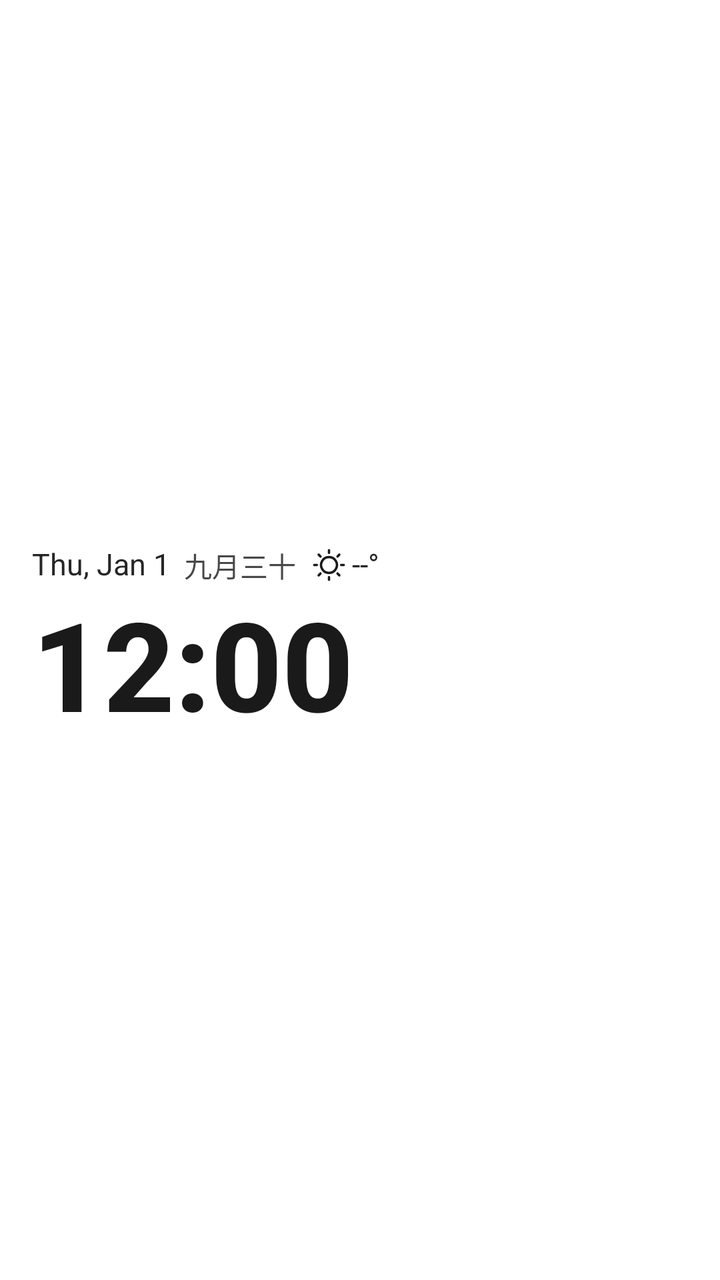
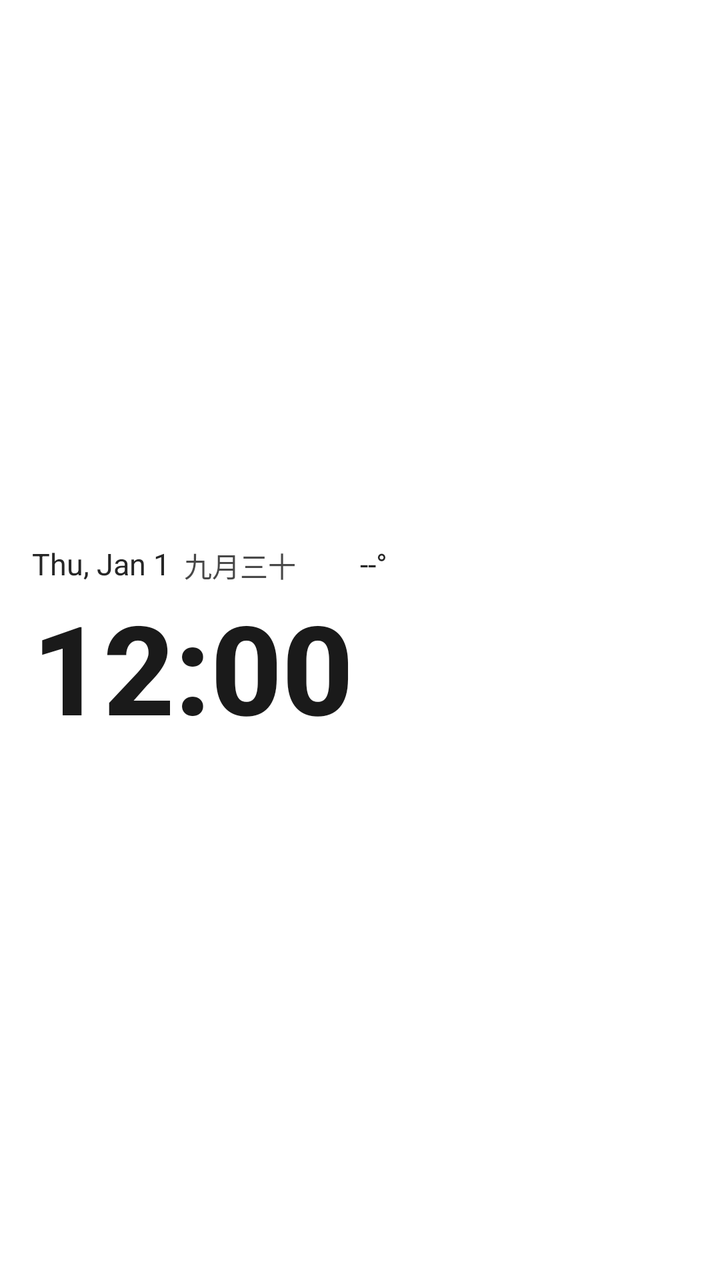

The first picture is an Android layout as it rendered before a commit; the second is the same layout after the commit. The layout source and the unified diff follow.
<!-- AndroidManifest.xml: fallback theme Theme.MaterialComponents.DayNight.NoActionBar -->
<!-- res/layout/ww_black_bold.xml -->
<?xml version="1.0" encoding="utf-8"?>
<LinearLayout xmlns:android="http://schemas.android.com/apk/res/android"
    android:id="@+id/ww_root"
    android:layout_width="match_parent"
    android:layout_height="match_parent"
    android:orientation="vertical"
    android:gravity="center_vertical|start"
    android:paddingStart="16dp"
    android:paddingEnd="16dp">

    <LinearLayout
        android:id="@+id/ww_date_touch"
        android:layout_width="match_parent"
        android:layout_height="wrap_content"
        android:orientation="horizontal"
        android:gravity="center_vertical"
        android:paddingTop="7dp"
        android:paddingBottom="3dp">

        <TextClock
            android:id="@+id/ww_date"
            android:layout_width="wrap_content"
            android:layout_height="wrap_content"
            android:fontFamily="sans-serif"
            android:format24Hour="@string/date_format_compact"
            android:format12Hour="@string/date_format_compact"
            android:includeFontPadding="false"
            android:shadowColor="#4DFFFFFF"
            android:shadowDx="0"
            android:shadowDy="1"
            android:shadowRadius="3"
            android:textColor="#F21A1A1A"
            android:textSize="15sp" />

        <TextView
            android:id="@+id/ww_lunar"
            android:layout_width="wrap_content"
            android:layout_height="wrap_content"
            android:layout_marginStart="7dp"
            android:fontFamily="sans-serif"
            android:includeFontPadding="false"
            android:shadowColor="#4DFFFFFF"
            android:shadowDx="0"
            android:shadowDy="1"
            android:shadowRadius="3"
            android:textColor="#CC1A1A1A"
            android:textSize="14sp"
            android:text="九月三十" />

        <LinearLayout
            android:id="@+id/ww_weather_touch"
            android:layout_width="wrap_content"
            android:layout_height="wrap_content"
            android:layout_marginStart="8dp"
            android:orientation="horizontal"
            android:gravity="center_vertical"
            android:paddingTop="4dp"
            android:paddingBottom="4dp">

            <ImageView
                android:id="@+id/ww_icon"
                android:layout_width="17dp"
                android:layout_height="17dp"
                android:scaleType="fitCenter"
                android:src="@drawable/ic_wx_clear_dark" />

            <TextView
                android:id="@+id/ww_temp"
                android:layout_width="wrap_content"
                android:layout_height="wrap_content"
                android:layout_marginStart="3dp"
                android:fontFamily="sans-serif"
                android:includeFontPadding="false"
                android:shadowColor="#4DFFFFFF"
                android:shadowDx="0"
                android:shadowDy="1"
                android:shadowRadius="3"
                android:textColor="#F21A1A1A"
                android:textSize="15sp"
                android:text="--°" />
        </LinearLayout>

        <TextView
            android:id="@+id/ww_city"
            android:layout_width="wrap_content"
            android:layout_height="wrap_content"
            android:layout_marginStart="8dp"
            android:ellipsize="end"
            android:fontFamily="sans-serif"
            android:includeFontPadding="false"
            android:maxLines="1"
            android:shadowColor="#4DFFFFFF"
            android:shadowDx="0"
            android:shadowDy="1"
            android:shadowRadius="3"
            android:textColor="#991A1A1A"
            android:textSize="13sp"
            android:visibility="gone" />
    </LinearLayout>

    <FrameLayout
        android:id="@+id/ww_time_touch"
        android:layout_width="match_parent"
        android:layout_height="wrap_content"
        android:paddingTop="0dp"
        android:paddingBottom="6dp">

        <TextClock
            android:id="@+id/ww_time"
            android:layout_width="wrap_content"
            android:layout_height="wrap_content"
            android:fontFamily="sans-serif-medium"
            android:textStyle="bold"
            android:format24Hour="HH:mm"
            android:format12Hour="h:mm"
            android:includeFontPadding="false"
            android:shadowColor="#4DFFFFFF"
            android:shadowDx="0"
            android:shadowDy="1"
            android:shadowRadius="4"
            android:textColor="#FF1A1A1A"
            android:textSize="62sp" />
    </FrameLayout>

</LinearLayout>
<!-- resources referenced by this layout -->
<resources>
  <!-- drawable ic_wx_clear_dark: vector/xml drawable (drawable, 2462 chars, omitted) -->
  <string name="date_format_compact">EEE, MMM d</string>
</resources>

<!-- the commit's change to res/layout/ww_black_bold.xml (unified diff, before → after) -->
@@ -59,10 +59,10 @@
 
             <ImageView
                 android:id="@+id/ww_icon"
-                android:layout_width="17dp"
-                android:layout_height="17dp"
+                android:layout_width="21dp"
+                android:layout_height="21dp"
                 android:scaleType="fitCenter"
-                android:src="@drawable/ic_wx_clear_dark" />
+                android:src="@drawable/ic_wx_clear" />
 
             <TextView
                 android:id="@+id/ww_temp"
<!-- resource entries referenced after the edit -->
@@ -1,6 +1,6 @@
 <!-- resources referenced by this layout -->
 <resources>
-  <!-- drawable ic_wx_clear_dark: vector/xml drawable (drawable, 2462 chars, omitted) -->
+  <!-- drawable ic_wx_clear: vector/xml drawable (drawable, 2462 chars, omitted) -->
   <string name="date_format_compact">EEE, MMM d</string>
 </resources>
 
